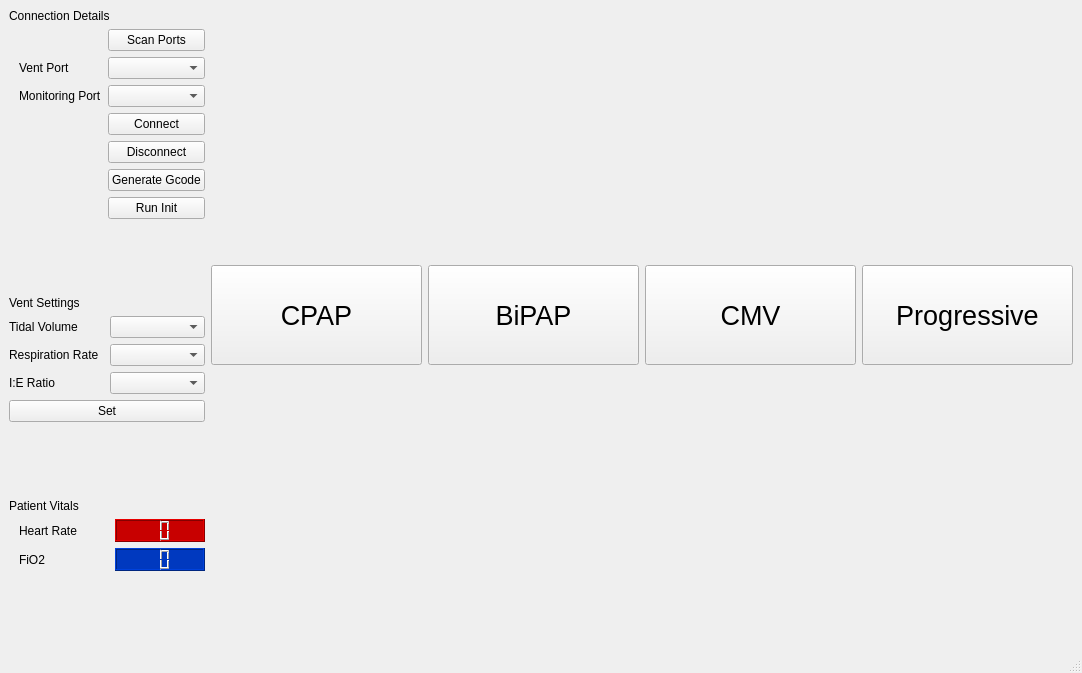
Before: the Qt Designer form VentUI.ui in jibonaronno/Rhythm, drawn with Qt 5.
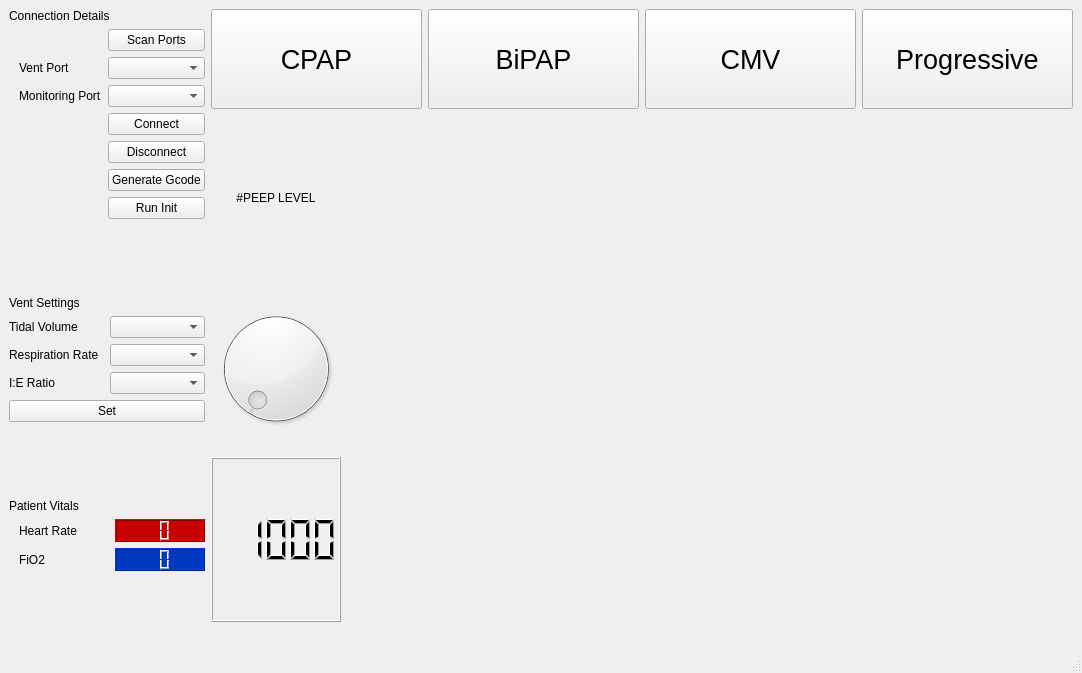
After: the same form once the commit is applied.

```diff
--- a/VentUI.ui
+++ b/VentUI.ui
@@ -247,9 +247,15 @@
               <pointsize>20</pointsize>
              </font>
             </property>
+            <property name="autoFillBackground">
+             <bool>true</bool>
+            </property>
             <property name="text">
              <string>CPAP</string>
             </property>
+            <property name="checkable">
+             <bool>true</bool>
+            </property>
            </widget>
           </item>
           <item>
@@ -308,6 +314,103 @@
           </item>
          </layout>
         </item>
+        <item>
+         <layout class="QHBoxLayout" name="horizontalLayoutSettings">
+          <item>
+           <layout class="QVBoxLayout" name="verticalLayout_3">
+            <property name="leftMargin">
+             <number>0</number>
+            </property>
+            <property name="topMargin">
+             <number>0</number>
+            </property>
+            <item>
+             <widget class="QLabel" name="label_8">
+              <property name="layoutDirection">
+               <enum>Qt::LeftToRight</enum>
+              </property>
+              <property name="frameShape">
+               <enum>QFrame::NoFrame</enum>
+              </property>
+              <property name="frameShadow">
+               <enum>QFrame::Plain</enum>
+              </property>
+              <property name="lineWidth">
+               <number>8</number>
+              </property>
+              <property name="midLineWidth">
+               <number>8</number>
+              </property>
+              <property name="text">
+               <string>#PEEP LEVEL</string>
+              </property>
+              <property name="textFormat">
+               <enum>Qt::MarkdownText</enum>
+              </property>
+              <property name="scaledContents">
+               <bool>false</bool>
+              </property>
+              <property name="alignment">
+               <set>Qt::AlignCenter</set>
+              </property>
+             </widget>
+            </item>
+            <item>
+             <widget class="QDial" name="dial">
+              <property name="minimumSize">
+               <size>
+                <width>130</width>
+                <height>130</height>
+               </size>
+              </property>
+              <property name="minimum">
+               <number>5</number>
+              </property>
+              <property name="maximum">
+               <number>30</number>
+              </property>
+             </widget>
+            </item>
+            <item>
+             <widget class="QLCDNumber" name="lcdNumber">
+              <property name="minimumSize">
+               <size>
+                <width>0</width>
+                <height>80</height>
+               </size>
+              </property>
+              <property name="font">
+               <font>
+                <pointsize>12</pointsize>
+                <weight>50</weight>
+                <bold>false</bold>
+               </font>
+              </property>
+              <property name="segmentStyle">
+               <enum>QLCDNumber::Filled</enum>
+              </property>
+              <property name="value" stdset="0">
+               <double>1000.000000000000000</double>
+              </property>
+             </widget>
+            </item>
+           </layout>
+          </item>
+          <item>
+           <spacer name="horizontalSpacer_2">
+            <property name="orientation">
+             <enum>Qt::Horizontal</enum>
+            </property>
+            <property name="sizeHint" stdset="0">
+             <size>
+              <width>40</width>
+              <height>20</height>
+             </size>
+            </property>
+           </spacer>
+          </item>
+         </layout>
+        </item>
         <item>
          <spacer name="horizontalSpacer">
           <property name="orientation">
```
